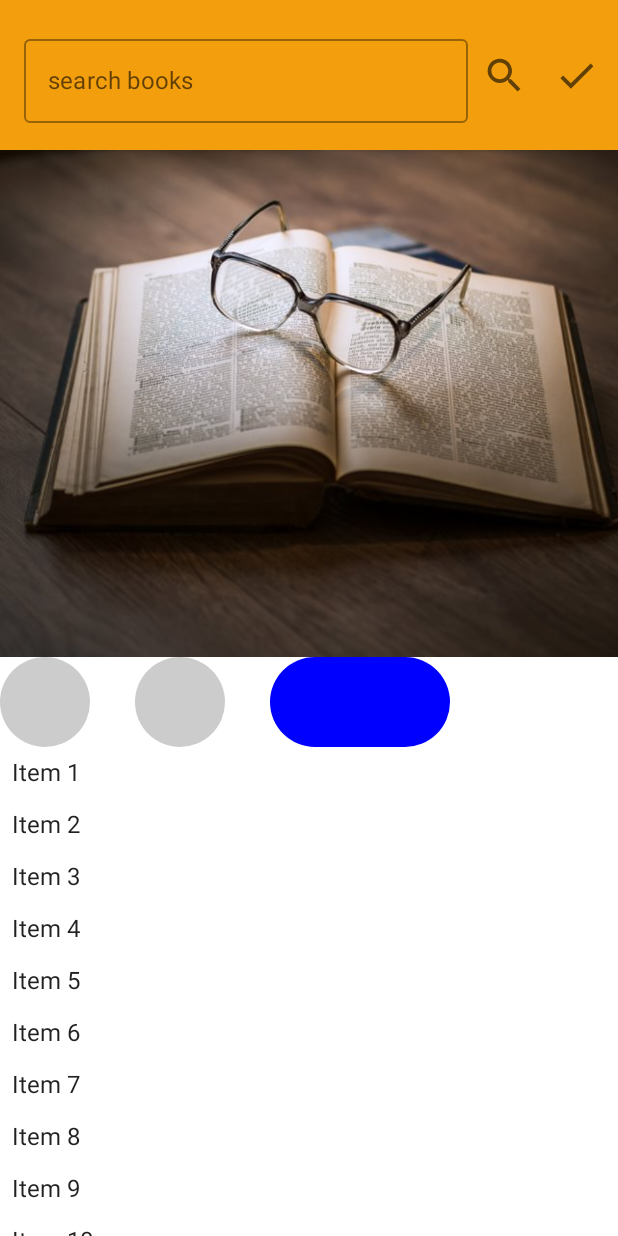
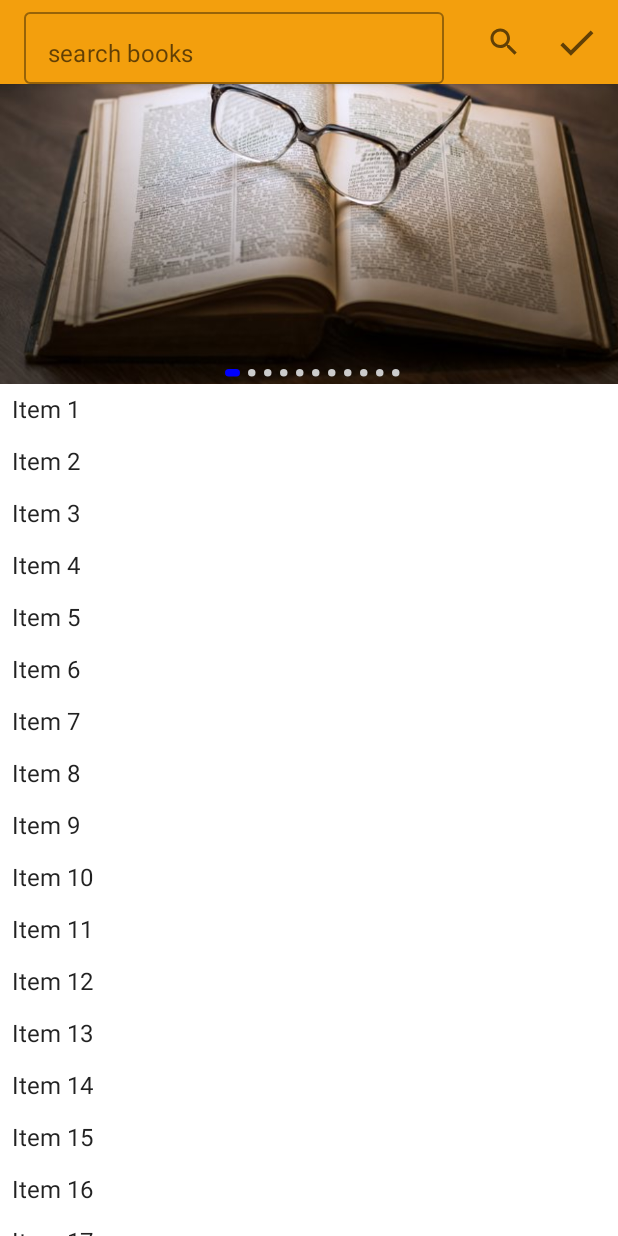
Before and after one commit to PrilepskiyAE/ShopBookApp, an Android app built with Jetpack Compose: the screen it shows after launch (MainActivity), on a phone screen of 412 x 824 dp. Run offline under Robolectric (Android 15) with nearby library versions, the phone set to English and light mode, and no system bars; our stand-ins replace Dagger/Hilt's generated code, Room's generated code; network calls fail.

```diff
--- /dev/null
+++ b/app/src/main/java/com/prilepskiy/shopbookapp/data/apiservice/BannerApiService.kt
@@ -0,0 +1,23 @@
+package com.prilepskiy.shopbookapp.data.apiservice
+
+import com.prilepskiy.shopbookapp.R
+//TODO Imitation of getting a list from the Internet
+object BannerApiService {
+  private  val listBanner:List<Int> = listOf(
+        R.drawable.sample_image,
+        R.drawable.banner1,
+        R.drawable.banner2,
+        R.drawable.banner3,
+        R.drawable.banner4,
+        R.drawable.banner5,
+        R.drawable.banner6,
+        R.drawable.banner7,
+        R.drawable.banner8,
+        R.drawable.banner9,
+        R.drawable.banner10
+    )
+    fun getListBanner():List<Int>{
+        return listBanner
+    }
+
+}
--- /dev/null
+++ b/app/src/main/java/com/prilepskiy/shopbookapp/data/repository/BannersRepositoryImpl.kt
@@ -0,0 +1,11 @@
+package com.prilepskiy.shopbookapp.data.repository
+
+import com.prilepskiy.shopbookapp.data.apiservice.BannerApiService
+import com.prilepskiy.shopbookapp.domain.repository.BannersRepository
+import javax.inject.Inject
+
+class BannersRepositoryImpl @Inject constructor(): BannersRepository {
+    override suspend fun getListBanner(): List<Int> {
+        return BannerApiService.getListBanner()
+    }
+}
--- /dev/null
+++ b/app/src/main/java/com/prilepskiy/shopbookapp/domain/repository/BannersRepository.kt
@@ -0,0 +1,5 @@
+package com.prilepskiy.shopbookapp.domain.repository
+
+interface BannersRepository {
+  suspend fun getListBanner():List<Int>
+}
--- a/app/src/main/java/com/prilepskiy/shopbookapp/presenter/ui/MainActivity.kt
+++ b/app/src/main/java/com/prilepskiy/shopbookapp/presenter/ui/MainActivity.kt
@@ -31,6 +31,7 @@ import androidx.compose.ui.unit.Dp
 import androidx.compose.ui.unit.dp
 import androidx.lifecycle.lifecycleScope
 import com.prilepskiy.shopbookapp.R
+import com.prilepskiy.shopbookapp.data.apiservice.BannerApiService
 import com.prilepskiy.shopbookapp.presenter.theme.ShopBookAppTheme
 import dagger.hilt.android.AndroidEntryPoint
 import kotlinx.coroutines.delay
@@ -71,7 +72,7 @@ class MainActivity : ComponentActivity() {
 
                                 item {
 
-                                    Banners(items)
+                                    Banners(BannerApiService.getListBanner())
                                 }
 
                                 items(items) {
@@ -95,7 +96,7 @@ class MainActivity : ComponentActivity() {
     fun OutlinedTextFieldComposable():String {
         var text by remember { mutableStateOf("") }
         OutlinedTextField(
-            modifier = Modifier.fillMaxWidth(),
+
             value = text,
             onValueChange = { text = it },
             label = { Text("search books") }
@@ -105,27 +106,39 @@ class MainActivity : ComponentActivity() {
     }
 
     @Composable
-    fun Banners(list:List<String>){
+    fun Banners(list:List<Int>){
         val lazyListState = rememberLazyListState()
+Box( ) {
     LazyRow(
         state = lazyListState
+
     ) {
 
 
         itemsIndexed(items = list) { pos, _ ->
 
             Image(
-                    painter = painterResource(id = R.drawable.sample_image),
+                painter = painterResource(list[pos]),
                 contentDescription = null,
                 contentScale = ContentScale.FillWidth,
-                    modifier = Modifier.width(450.dp)
+                modifier = Modifier.width(450.dp).height(200.dp)
             )
 
         }
 
 
     }
-        PageIndicatorSample()
+    Box(Modifier.fillMaxHeight().padding(top = 190.dp).padding(horizontal = 150.dp)) {
+        PageIndicator(
+
+            numberOfPages =  list.size,
+            selectedPage = lazyListState.firstVisibleItemIndex,
+
+            )
+    }
+
+}
+
         LaunchedEffect(true) {
             repeat(Int.MAX_VALUE) {
                 delay(5500)
@@ -133,22 +146,27 @@ class MainActivity : ComponentActivity() {
                 lazyListState.animateScrollToItem( it % list.size)
             }
         }
+
+
+
+
+
+
+
         }
+
 
     @Composable
     fun TopAppBarBookList(searchBook: (String)->Unit,cleanBook: ()->Unit){
         var searchValues by remember { mutableStateOf("") }
-        TopAppBar(modifier = Modifier.height(100.dp),
+        TopAppBar(
 
-            elevation = 4.dp,
+
             title= {searchValues= OutlinedTextFieldComposable() },
             backgroundColor =  Color(0xFFF39F0D),
             actions = {
                 IconButton(onClick = { searchBook(searchValues)  }) {
-                    Icon(Icons.Filled.Search, null,
-                        Modifier
-                            .height(30.dp)
-                            .width(30.dp))
+                    Icon(Icons.Filled.Search, null)
                 }
                 IconButton(onClick = { cleanBook()  }) {
                     Icon(
@@ -162,30 +180,7 @@ class MainActivity : ComponentActivity() {
 
     }
 
-    @Composable
-    fun PageIndicatorSample() {
-        val numberOfPages = 3
-        val (selectedPage, setSelectedPage) = remember {
-            mutableStateOf(0)
-        }
 
-        // NEVER use this, this is just for example
-        LaunchedEffect(
-            key1 = selectedPage,
-        ) {
-            delay(3000)
-            setSelectedPage((selectedPage + 1) % numberOfPages)
-        }
-
-        PageIndicator(
-            numberOfPages = numberOfPages,
-            selectedPage = selectedPage,
-            defaultRadius = 60.dp,
-            selectedLength = 120.dp,
-            space = 30.dp,
-            animationDurationInMillis = 1000,
-        )
-    }
 
     @Composable
     fun PageIndicator(
@@ -194,9 +189,9 @@ class MainActivity : ComponentActivity() {
         selectedPage: Int = 0,
         selectedColor: Color = Color.Blue,
         defaultColor: Color = Color.LightGray,
-        defaultRadius: Dp = 20.dp,
-        selectedLength: Dp = 60.dp,
-        space: Dp = 30.dp,
+        defaultRadius: Dp = 5.dp,
+        selectedLength: Dp = 10.dp,
+        space: Dp = 5.5.dp,
         animationDurationInMillis: Int = 300,
     ) {
         Row(
```
Also changed, not shown: app/src/main/res/drawable/banner1.jpg (added), app/src/main/res/drawable/banner10.jpg (added), app/src/main/res/drawable/banner2.jpg (added), app/src/main/res/drawable/banner3.jpg (added), app/src/main/res/drawable/banner5.jpg (added), app/src/main/res/drawable/banner6.jpg (added), app/src/main/res/drawable/banner7.jpg (added), app/src/main/res/drawable/banner8.jpg (added), app/src/main/res/drawable/banner9.jpg (added), 1 other file. Lines whose indentation alone changed are shown as unchanged.
